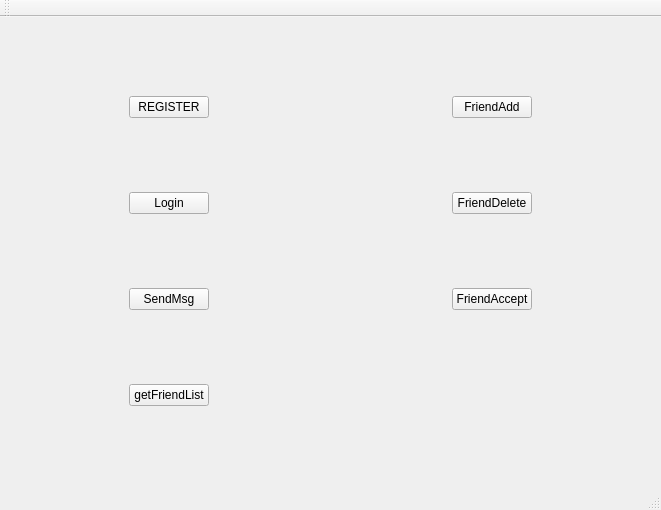
First picture: the form in mainwindow.ui, repository GDDG08/OwlChat_ApiUtils, before the edit.
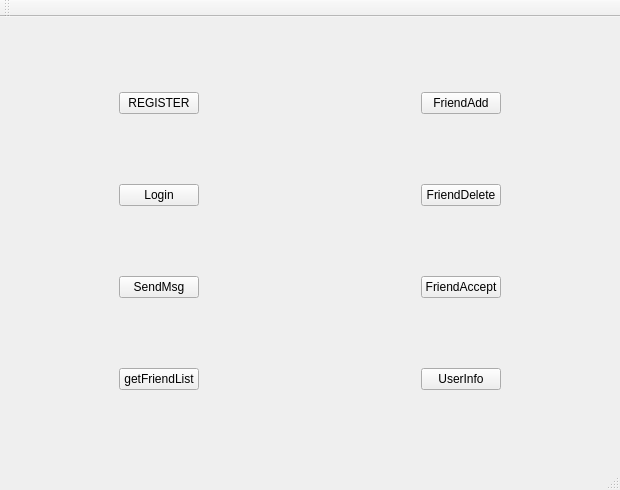
Second picture: the form after the edit.

Commit message: new api tested&&UserInfo

Diff of the .ui file:
```diff
--- a/mainwindow.ui
+++ b/mainwindow.ui
@@ -6,8 +6,8 @@
    <rect>
     <x>0</x>
     <y>0</y>
-    <width>661</width>
-    <height>510</height>
+    <width>620</width>
+    <height>490</height>
    </rect>
   </property>
   <property name="windowTitle">
@@ -106,6 +106,13 @@
       </property>
      </widget>
     </item>
+    <item row="3" column="1" alignment="Qt::AlignHCenter">
+     <widget class="QPushButton" name="pushButton_8">
+      <property name="text">
+       <string>UserInfo</string>
+      </property>
+     </widget>
+    </item>
    </layout>
   </widget>
   <widget class="QMenuBar" name="menuBar">
```
Left out of the diff: 2 changed lines with no effect on the pictures. The commit also changes 14 other files.
